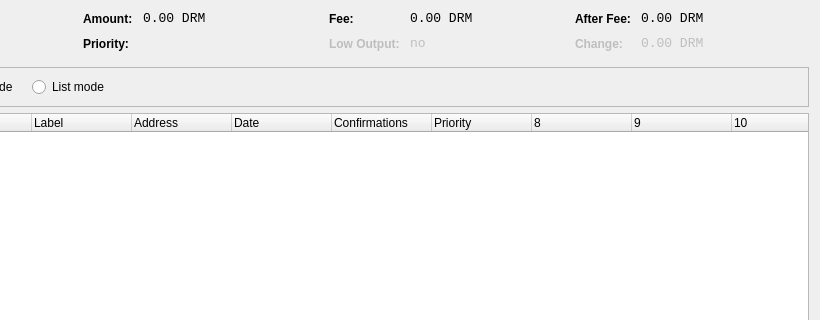
Before: the Qt Designer form src/qt/forms/coincontroldialog.ui in sarcoin/SARCoin, drawn with Qt 5; both pictures show x 180 to 1000 and y 0 to 320 of the 1000 by 500 pixel window.
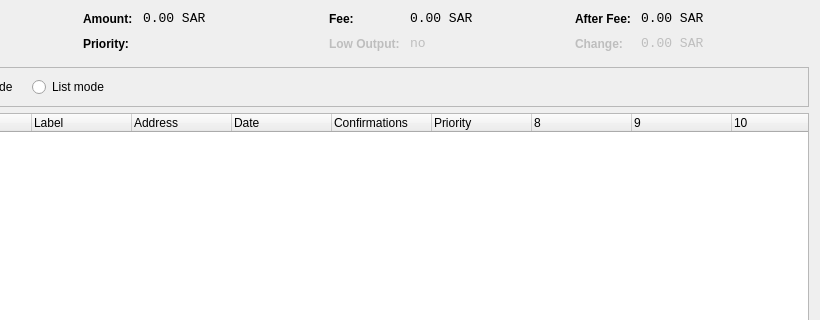
After: the same form once the commit is applied. Custom widgets are drawn as their Qt base class.

Diff of the .ui file:
```diff
--- a/src/qt/forms/coincontroldialog.ui
+++ b/src/qt/forms/coincontroldialog.ui
@@ -141,7 +141,7 @@
           <enum>Qt::ActionsContextMenu</enum>
          </property>
          <property name="text">
-          <string notr="true">0.00 DRM</string>
+          <string notr="true">0.00 SAR</string>
          </property>
          <property name="textInteractionFlags">
           <set>Qt::LinksAccessibleByMouse|Qt::TextSelectableByKeyboard|Qt::TextSelectableByMouse</set>
@@ -221,7 +221,7 @@
           <enum>Qt::ActionsContextMenu</enum>
          </property>
          <property name="text">
-          <string notr="true">0.00 DRM</string>
+          <string notr="true">0.00 SAR</string>
          </property>
          <property name="textInteractionFlags">
           <set>Qt::LinksAccessibleByMouse|Qt::TextSelectableByKeyboard|Qt::TextSelectableByMouse</set>
@@ -307,7 +307,7 @@
           <enum>Qt::ActionsContextMenu</enum>
          </property>
          <property name="text">
-          <string notr="true">0.00 DRM</string>
+          <string notr="true">0.00 SAR</string>
          </property>
          <property name="textInteractionFlags">
           <set>Qt::LinksAccessibleByMouse|Qt::TextSelectableByKeyboard|Qt::TextSelectableByMouse</set>
@@ -345,7 +345,7 @@
           <enum>Qt::ActionsContextMenu</enum>
          </property>
          <property name="text">
-          <string notr="true">0.00 DRM</string>
+          <string notr="true">0.00 SAR</string>
          </property>
          <property name="textInteractionFlags">
           <set>Qt::LinksAccessibleByMouse|Qt::TextSelectableByKeyboard|Qt::TextSelectableByMouse</set>
```
